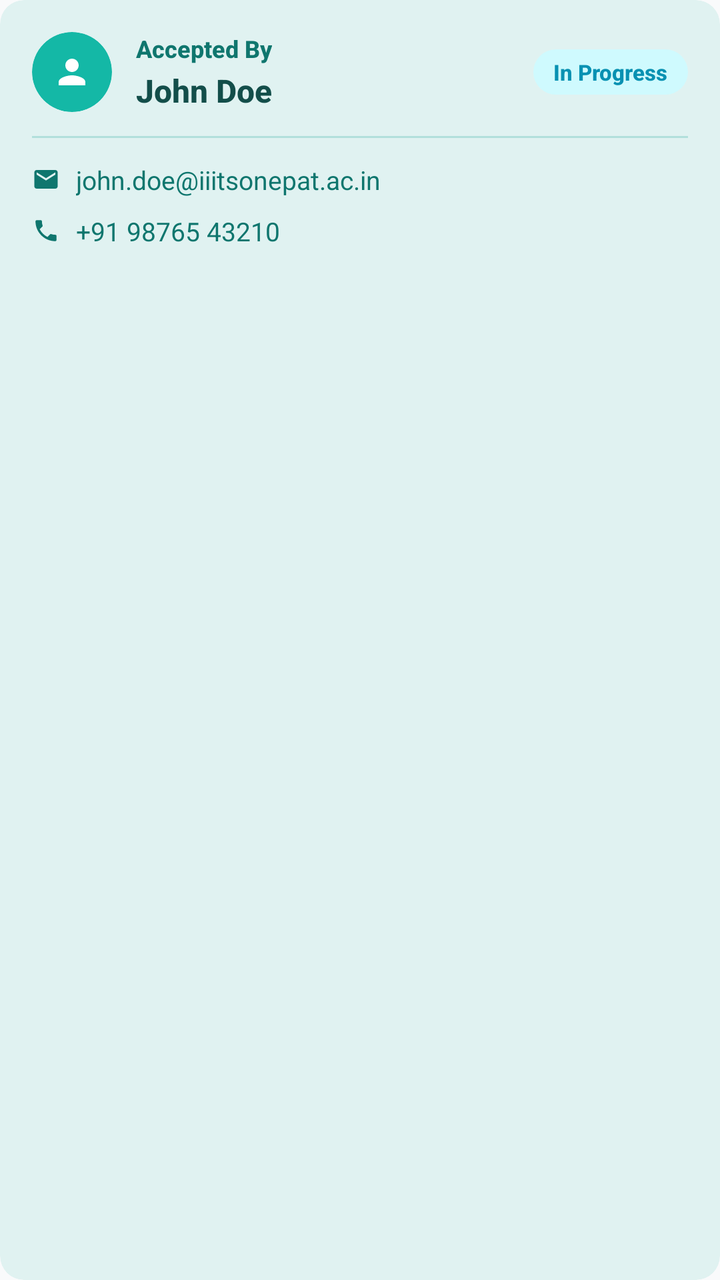
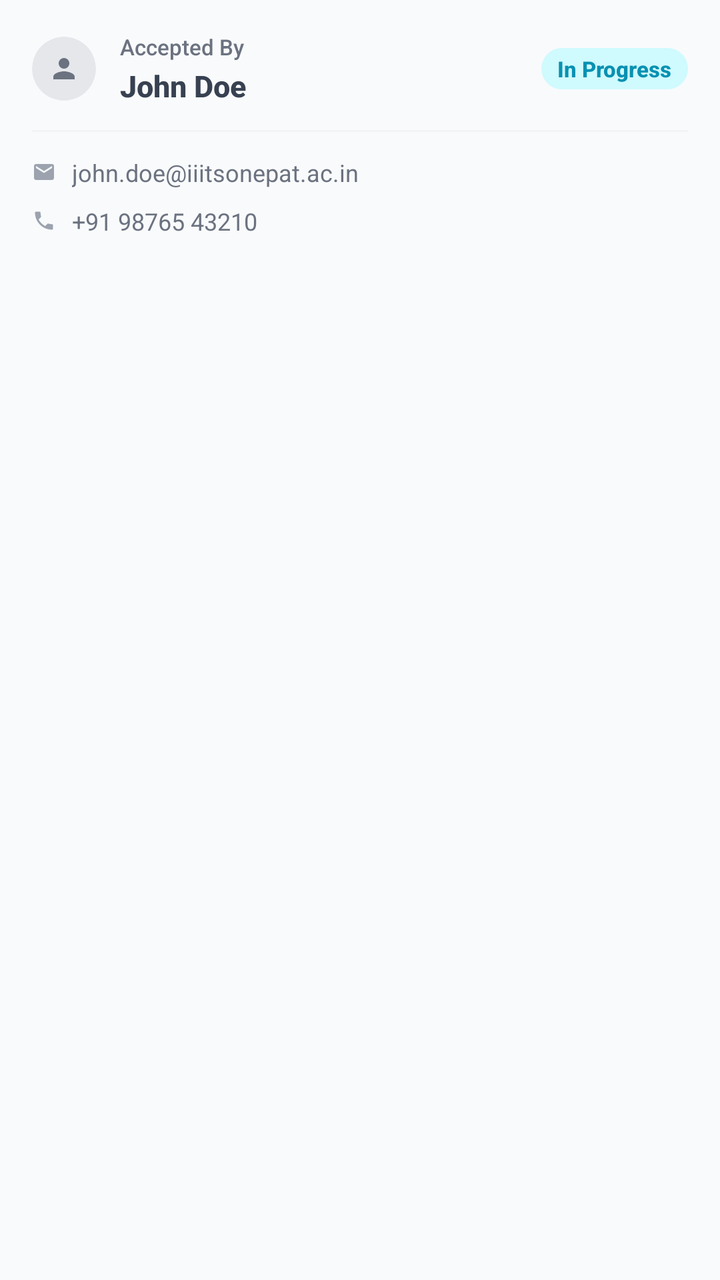

An Android layout rendered at two revisions. The XML below is the earlier revision; the diff shows what the commit changed to produce the second picture.
<!-- AndroidManifest.xml: application theme Theme.SmallBasket -->
<!-- res/layout/card_acceptor_info.xml -->
<?xml version="1.0" encoding="utf-8"?>
<androidx.cardview.widget.CardView
    xmlns:android="http://schemas.android.com/apk/res/android"
    xmlns:app="http://schemas.android.com/apk/res-auto"
    android:id="@+id/cardAcceptorInfo"
    android:layout_width="match_parent"
    android:layout_height="wrap_content"
    android:layout_marginBottom="16dp"
    app:cardCornerRadius="12dp"
    app:cardElevation="0dp"
    app:cardBackgroundColor="#E0F2F1">

    <LinearLayout
        android:layout_width="match_parent"
        android:layout_height="wrap_content"
        android:orientation="vertical"
        android:padding="16dp">

        
        <LinearLayout
            android:layout_width="match_parent"
            android:layout_height="wrap_content"
            android:orientation="horizontal"
            android:gravity="center_vertical"
            android:layout_marginBottom="12dp">

            <androidx.cardview.widget.CardView
                android:layout_width="40dp"
                android:layout_height="40dp"
                app:cardCornerRadius="20dp"
                app:cardElevation="0dp"
                app:cardBackgroundColor="#14B8A6"
                android:layout_marginEnd="12dp">

                <ImageView
                    android:layout_width="20dp"
                    android:layout_height="20dp"
                    android:layout_gravity="center"
                    android:src="@drawable/ic_person"
                    app:tint="#FFFFFF"
                    android:contentDescription="Acceptor icon" />
            </androidx.cardview.widget.CardView>

            <LinearLayout
                android:layout_width="0dp"
                android:layout_weight="1"
                android:layout_height="wrap_content"
                android:orientation="vertical">

                <TextView
                    android:layout_width="wrap_content"
                    android:layout_height="wrap_content"
                    android:text="Accepted By"
                    android:textColor="#0F766E"
                    android:textSize="12sp"
                    android:textStyle="bold"
                    android:fontFamily="sans-serif-medium"
                    android:layout_marginBottom="2dp" />

                <TextView
                    android:id="@+id/tvAcceptorName"
                    android:layout_width="wrap_content"
                    android:layout_height="wrap_content"
                    android:text="John Doe"
                    android:textColor="#134E4A"
                    android:textSize="16sp"
                    android:textStyle="bold"
                    android:fontFamily="sans-serif-medium" />
            </LinearLayout>

            
            <TextView
                android:id="@+id/tvAcceptorStatus"
                android:layout_width="wrap_content"
                android:layout_height="wrap_content"
                android:text="In Progress"
                android:textColor="#0891B2"
                android:textSize="11sp"
                android:textStyle="bold"
                android:fontFamily="sans-serif-medium"
                android:paddingStart="10dp"
                android:paddingEnd="10dp"
                android:paddingTop="4dp"
                android:paddingBottom="4dp"
                android:background="@drawable/bg_status_badge" />
        </LinearLayout>

        
        <View
            android:layout_width="match_parent"
            android:layout_height="1dp"
            android:background="#B2DFDB"
            android:layout_marginBottom="12dp" />

        
        <LinearLayout
            android:layout_width="match_parent"
            android:layout_height="wrap_content"
            android:orientation="horizontal"
            android:gravity="center_vertical"
            android:layout_marginBottom="8dp">

            <ImageView
                android:layout_width="14dp"
                android:layout_height="14dp"
                android:layout_marginEnd="8dp"
                android:src="@drawable/ic_email"
                app:tint="#0F766E"
                android:contentDescription="Email icon" />

            <TextView
                android:id="@+id/tvAcceptorEmail"
                android:layout_width="0dp"
                android:layout_weight="1"
                android:layout_height="wrap_content"
                android:text="john.doe@iiitsonepat.ac.in"
                android:textColor="#0F766E"
                android:textSize="13sp"
                android:fontFamily="sans-serif"
                android:ellipsize="end"
                android:maxLines="1" />
        </LinearLayout>

        
        <LinearLayout
            android:id="@+id/layoutAcceptorPhone"
            android:layout_width="match_parent"
            android:layout_height="wrap_content"
            android:orientation="horizontal"
            android:gravity="center_vertical"
            android:visibility="visible">

            <ImageView
                android:layout_width="14dp"
                android:layout_height="14dp"
                android:layout_marginEnd="8dp"
                android:src="@drawable/ic_phone"
                app:tint="#0F766E"
                android:contentDescription="Phone icon" />

            <TextView
                android:id="@+id/tvAcceptorPhone"
                android:layout_width="0dp"
                android:layout_weight="1"
                android:layout_height="wrap_content"
                android:text="+91 98765 43210"
                android:textColor="#0F766E"
                android:textSize="13sp"
                android:fontFamily="sans-serif"
                android:ellipsize="end"
                android:maxLines="1" />
        </LinearLayout>

    </LinearLayout>
</androidx.cardview.widget.CardView>
<!-- resources referenced by this layout -->
<resources>
  <!-- drawable bg_status_badge (drawable) -->
  <?xml version="1.0" encoding="utf-8"?>
  <shape xmlns:android="http://schemas.android.com/apk/res/android"
      android:shape="rectangle">
      <solid android:color="#CFFAFE" />
      <corners android:radius="12dp" />
  </shape>
  <!-- drawable ic_email (drawable) -->
  <?xml version="1.0" encoding="utf-8"?>
  <vector xmlns:android="http://schemas.android.com/apk/res/android"
      android:width="24dp"
      android:height="24dp"
      android:viewportWidth="24"
      android:viewportHeight="24">
      <path
          android:fillColor="#0F766E"
          android:pathData="M20,4L4,4c-1.1,0 -1.99,0.9 -1.99,2L2,18c0,1.1 0.9,2 2,2h16c1.1,0 2,-0.9 2,-2L22,6c0,-1.1 -0.9,-2 -2,-2zM20,8l-8,5 -8,-5L4,6l8,5 8,-5v2z"/>
  </vector>
  <!-- drawable ic_person (drawable) -->
  <?xml version="1.0" encoding="utf-8"?>
  <vector xmlns:android="http://schemas.android.com/apk/res/android"
      android:width="24dp"
      android:height="24dp"
      android:viewportWidth="24"
      android:viewportHeight="24">
      <path
          android:fillColor="#FFFFFF"
          android:pathData="M12,12c2.21,0 4,-1.79 4,-4s-1.79,-4 -4,-4 -4,1.79 -4,4 1.79,4 4,4zM12,14c-2.67,0 -8,1.34 -8,4v2h16v-2c0,-2.66 -5.33,-4 -8,-4z"/>
  </vector>
  <!-- drawable ic_phone (drawable) -->
  <vector xmlns:android="http://schemas.android.com/apk/res/android"
      android:width="24dp"
      android:height="24dp"
      android:viewportWidth="24"
      android:viewportHeight="24">
      <path
          android:fillColor="#000000"
          android:pathData="M6.62,10.79c1.44,2.83 3.76,5.14 6.59,6.59l2.2,-2.2c0.27,-0.27 0.67,-0.36 1.02,-0.24 1.12,0.37 2.33,0.57 3.57,0.57 0.55,0 1,0.45 1,1V20c0,0.55 -0.45,1 -1,1 -9.39,0 -17,-7.61 -17,-17 0,-0.55 0.45,-1 1,-1h3.5c0.55,0 1,0.45 1,1 0,1.25 0.2,2.45 0.57,3.57 0.11,0.35 0.03,0.74 -0.25,1.02l-2.2,2.2z"/>
  </vector>
  <style name="Theme.SmallBasket" parent="Theme.MaterialComponents.DayNight.NoActionBar">
          
          <item name="colorPrimary">@color/teal_500</item>
          <item name="colorPrimaryVariant">@color/teal_600</item>
          <item name="colorOnPrimary">@color/white</item>
  
          
          <item name="colorSecondary">@color/amber_500</item>
          <item name="colorSecondaryVariant">@color/amber_600</item>
          <item name="colorOnSecondary">@color/white</item>
  
          
          <item name="android:colorBackground">@color/bg_light</item>
          <item name="colorSurface">@color/card_bg_light</item>
          <item name="colorOnBackground">@color/text_primary</item>
          <item name="colorOnSurface">@color/text_primary</item>
  
          
          <item name="android:statusBarColor">@color/white</item>
          <item name="android:windowLightStatusBar">true</item>
  
          
          <item name="android:navigationBarColor">@color/white</item>
          <item name="android:windowLightNavigationBar">true</item>
      </style>
  <color name="teal_500">#14B8A6</color>
  <color name="teal_600">#0D9488</color>
  <color name="white">#FFFFFFFF</color>
  <color name="amber_500">#F59E0B</color>
  <color name="amber_600">#D97706</color>
  <color name="bg_light">#F9FAFB</color>
  <color name="card_bg_light">#FFFFFF</color>
  <color name="text_primary">#111827</color>
</resources>

<!-- the commit's change to res/layout/card_acceptor_info.xml (unified diff, before → after) -->
@@ -8,7 +8,7 @@
     android:layout_marginBottom="16dp"
     app:cardCornerRadius="12dp"
     app:cardElevation="0dp"
-    app:cardBackgroundColor="#E0F2F1">
+    app:cardBackgroundColor="#F9FAFB">
 
     <LinearLayout
         android:layout_width="match_parent"
@@ -25,19 +25,19 @@
             android:layout_marginBottom="12dp">
 
             <androidx.cardview.widget.CardView
-                android:layout_width="40dp"
-                android:layout_height="40dp"
-                app:cardCornerRadius="20dp"
+                android:layout_width="32dp"
+                android:layout_height="32dp"
+                app:cardCornerRadius="16dp"
                 app:cardElevation="0dp"
-                app:cardBackgroundColor="#14B8A6"
+                app:cardBackgroundColor="#E5E7EB"
                 android:layout_marginEnd="12dp">
 
                 <ImageView
-                    android:layout_width="20dp"
-                    android:layout_height="20dp"
+                    android:layout_width="16dp"
+                    android:layout_height="16dp"
                     android:layout_gravity="center"
                     android:src="@drawable/ic_person"
-                    app:tint="#FFFFFF"
+                    app:tint="#6B7280"
                     android:contentDescription="Acceptor icon" />
             </androidx.cardview.widget.CardView>
 
@@ -51,9 +51,8 @@
                     android:layout_width="wrap_content"
                     android:layout_height="wrap_content"
                     android:text="Accepted By"
-                    android:textColor="#0F766E"
-                    android:textSize="12sp"
-                    android:textStyle="bold"
+                    android:textColor="#6B7280"
+                    android:textSize="11sp"
                     android:fontFamily="sans-serif-medium"
                     android:layout_marginBottom="2dp" />
 
@@ -62,8 +61,8 @@
                     android:layout_width="wrap_content"
                     android:layout_height="wrap_content"
                     android:text="John Doe"
-                    android:textColor="#134E4A"
-                    android:textSize="16sp"
+                    android:textColor="#374151"
+                    android:textSize="15sp"
                     android:textStyle="bold"
                     android:fontFamily="sans-serif-medium" />
             </LinearLayout>
@@ -78,10 +77,10 @@
                 android:textSize="11sp"
                 android:textStyle="bold"
                 android:fontFamily="sans-serif-medium"
-                android:paddingStart="10dp"
-                android:paddingEnd="10dp"
-                android:paddingTop="4dp"
-                android:paddingBottom="4dp"
+                android:paddingStart="8dp"
+                android:paddingEnd="8dp"
+                android:paddingTop="3dp"
+                android:paddingBottom="3dp"
                 android:background="@drawable/bg_status_badge" />
         </LinearLayout>
 
@@ -89,7 +88,7 @@
         <View
             android:layout_width="match_parent"
             android:layout_height="1dp"
-            android:background="#B2DFDB"
+            android:background="#F3F4F6"
             android:layout_marginBottom="12dp" />
 
         
@@ -101,11 +100,11 @@
             android:layout_marginBottom="8dp">
 
             <ImageView
-                android:layout_width="14dp"
-                android:layout_height="14dp"
+                android:layout_width="12dp"
+                android:layout_height="12dp"
                 android:layout_marginEnd="8dp"
                 android:src="@drawable/ic_email"
-                app:tint="#0F766E"
+                app:tint="#9CA3AF"
                 android:contentDescription="Email icon" />
 
             <TextView
@@ -114,8 +113,8 @@
                 android:layout_weight="1"
                 android:layout_height="wrap_content"
                 android:text="john.doe@iiitsonepat.ac.in"
-                android:textColor="#0F766E"
-                android:textSize="13sp"
+                android:textColor="#6B7280"
+                android:textSize="12sp"
                 android:fontFamily="sans-serif"
                 android:ellipsize="end"
                 android:maxLines="1" />
@@ -131,11 +130,11 @@
             android:visibility="visible">
 
             <ImageView
-                android:layout_width="14dp"
-                android:layout_height="14dp"
+                android:layout_width="12dp"
+                android:layout_height="12dp"
                 android:layout_marginEnd="8dp"
                 android:src="@drawable/ic_phone"
-                app:tint="#0F766E"
+                app:tint="#9CA3AF"
                 android:contentDescription="Phone icon" />
 
             <TextView
@@ -144,8 +143,8 @@
                 android:layout_weight="1"
                 android:layout_height="wrap_content"
                 android:text="+91 98765 43210"
-                android:textColor="#0F766E"
-                android:textSize="13sp"
+                android:textColor="#6B7280"
+                android:textSize="12sp"
                 android:fontFamily="sans-serif"
                 android:ellipsize="end"
                 android:maxLines="1" />
